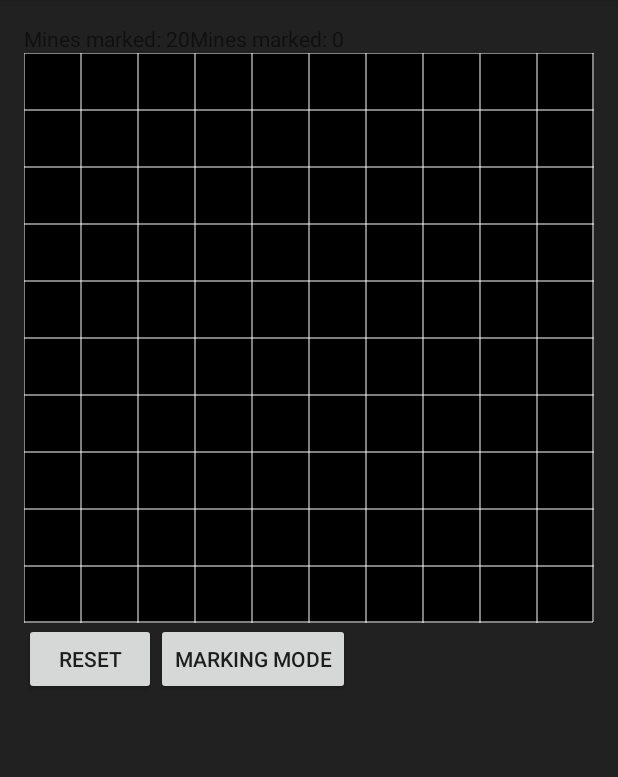
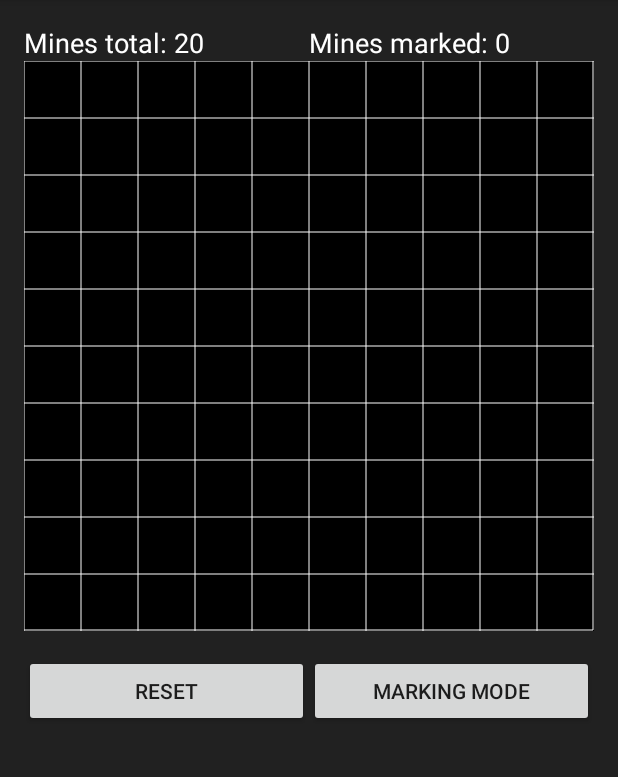
Before and after one commit to isiomaC/android_minesweeper, an Android app: the screen it shows after launch (MainActivity), on a phone screen of 412 x 824 dp, the part 84-861 px from its top. Run offline under Robolectric (Android 15) with nearby library versions, the phone set to English and light mode, and no system bars.

Commit message:
- uncover nearby cells if empty - uncover all mines if failed - textview and button layout style

```diff
--- a/app/src/main/java/eu/hulsch/andreas/minesweeper/MainActivity.java
+++ b/app/src/main/java/eu/hulsch/andreas/minesweeper/MainActivity.java
@@ -20,7 +20,7 @@ public class MainActivity extends AppCompatActivity
     private Button btnReset;
     private Button btnClickMode;
 
-    private MinesweepterCell[][] minesweeperCells;
+    private MinesweeperCell[][] minesweeperCells;
     private ArrayList<Point> mines;
 
     @Override
@@ -36,9 +36,7 @@ public class MainActivity extends AppCompatActivity
     private void initViews()
     {
         this.minesweeperCustomView = (MinesweeperCustomView) findViewById(R.id.minesweepter_custom_view);
-
         this.numberOfMines = (TextView) findViewById(R.id.number_mines);
-
         this.numberOfMinesMarked = (TextView) findViewById(R.id.number_mines_marked);
         this.btnReset = (Button) findViewById(R.id.btn_reset);
         this.btnClickMode = (Button) findViewById(R.id.btn_click_mode);
@@ -78,11 +76,11 @@ public class MainActivity extends AppCompatActivity
         this.minesweeperCustomView.setUncoverMode(!this.minesweeperCustomView.isUncoverMode());
         if(this.minesweeperCustomView.isUncoverMode())
         {
-            this.btnClickMode.setText("Marking Mode");
+            this.btnClickMode.setText(R.string.marking_mode);
         }
         else
         {
-            this.btnClickMode.setText("Uncover Mode");
+            this.btnClickMode.setText(R.string.uncover_mode);
         }
 
     }
@@ -92,17 +90,17 @@ public class MainActivity extends AppCompatActivity
         this.initCells();
         this.minesweeperCustomView.setFailed(false);
         this.minesweeperCustomView.setUncoverMode(true);
-        this.btnClickMode.setText("Marking Mode");
-        String text = getString(R.string.number_mines_marked, 0);
-        this.numberOfMinesMarked.setText(text);
+        this.btnClickMode.setText(R.string.marking_mode);
+       // String text = getString(R.string.number_mines_marked, 0);
+       // this.numberOfMinesMarked.setText(text);
         this.minesweeperCustomView.setMarkedCount(0);
-        String totalMines = getString(R.string.number_mines_marked, this.getTotalNumberOfMines());
+        String totalMines = getString(R.string.total_number_of_mines, this.getTotalNumberOfMines());
         this.numberOfMines.setText(totalMines);
     }
     // init the two dimensional array of minesweepercells
     private void initCells()
     {
-        this.minesweeperCells = new MinesweepterCell[ROWS_COLUMNS][ROWS_COLUMNS];
+        this.minesweeperCells = new MinesweeperCell[ROWS_COLUMNS][ROWS_COLUMNS];
         int k = 0;
         mines = new ArrayList<>();
         while(k < N_MINES)
@@ -122,7 +120,7 @@ public class MainActivity extends AppCompatActivity
         {
             for(int j = 0; j < this.minesweeperCells[i].length; j++)
             {
-                this.minesweeperCells[i][j] = new MinesweepterCell(false, true, getMineCount(i,j), i, j);
+                this.minesweeperCells[i][j] = new MinesweeperCell(false, true, getMineCount(i,j), i, j);
             }
         }
         this.minesweeperCustomView.setArray(this.minesweeperCells);
@@ -141,7 +139,8 @@ public class MainActivity extends AppCompatActivity
             {
                 for(int j = -1; j < 2; j++)
                 {
-                    if(row+i < 0 || row+i > 10 || column+j < 0 || column+j > 10)
+                    if(row+i < 0 || row+i > this.minesweeperCells.length ||
+                            column+j < 0 || column+j > this.minesweeperCells.length)
                     {
                         continue;
                     }
--- a/app/src/main/java/eu/hulsch/andreas/minesweeper/MinesweepterCell.java
+++ b/app/src/main/java/eu/hulsch/andreas/minesweeper/MinesweeperCell.java
@@ -3,7 +3,7 @@ package eu.hulsch.andreas.minesweeper;
 /**
  * Created by murphy on 08.04.2016.
  */
-public class MinesweepterCell
+public class MinesweeperCell
 {
     private boolean covered;
     private boolean marked;
@@ -13,7 +13,7 @@ public class MinesweepterCell
     private int column;
 
 
-    public MinesweepterCell(boolean marked, boolean covered, int mineCount, int row, int column)
+    public MinesweeperCell(boolean marked, boolean covered, int mineCount, int row, int column)
     {
         this.marked = marked;
         this.covered = covered;
--- a/app/src/main/res/layout/activity_main.xml
+++ b/app/src/main/res/layout/activity_main.xml
@@ -3,13 +3,13 @@
     xmlns:tools="http://schemas.android.com/tools"
     android:layout_width="match_parent"
     android:layout_height="match_parent"
+    android:background="@color/background_grey"
+    android:orientation="vertical"
     android:paddingBottom="@dimen/activity_vertical_margin"
     android:paddingLeft="@dimen/activity_horizontal_margin"
     android:paddingRight="@dimen/activity_horizontal_margin"
     android:paddingTop="@dimen/activity_vertical_margin"
-    android:orientation="vertical"
-    tools:context="eu.hulsch.andreas.minesweeper.MainActivity"
-    android:background="@color/background_grey">
+    tools:context="eu.hulsch.andreas.minesweeper.MainActivity">
 
     <LinearLayout
         android:layout_width="match_parent"
@@ -17,14 +17,20 @@
         android:orientation="horizontal">
 
         <TextView
-        android:layout_width="wrap_content"
+            android:id="@+id/number_mines"
+            android:layout_width="0dp"
             android:layout_height="wrap_content"
-        android:id="@+id/number_mines"/>
+            android:layout_weight="1"
+            android:textColor="@android:color/white"
+            android:textSize="@dimen/textview_text_size"/>
 
         <TextView
-        android:layout_width="wrap_content"
+            android:id="@+id/number_mines_marked"
+            android:layout_width="0dp"
             android:layout_height="wrap_content"
-        android:id="@+id/number_mines_marked" />
+            android:layout_weight="1"
+            android:textColor="@android:color/white"
+            android:textSize="@dimen/textview_text_size"/>
 
     </LinearLayout>
 
@@ -33,23 +39,27 @@
         android:id="@+id/minesweepter_custom_view"
         android:layout_width="match_parent"
         android:layout_height="wrap_content"
-            android:padding="0dp"/>
+        android:padding="0dp" />
 
     <LinearLayout
         android:layout_width="match_parent"
         android:layout_height="wrap_content"
-        android:orientation="horizontal">
+        android:orientation="horizontal"
+        android:layout_marginTop="@dimen/activity_vertical_margin">
 
         <Button
-            android:layout_width="wrap_content"
+            android:id="@+id/btn_reset"
+            android:layout_width="0dp"
             android:layout_height="wrap_content"
             android:text="@string/btn_reset_string"
-            android:id="@+id/btn_reset" />
+            android:layout_weight="1"/>
 
         <Button
-            android:layout_width="wrap_content"
+            android:id="@+id/btn_click_mode"
+            android:layout_width="0dp"
             android:layout_height="wrap_content"
-            android:id="@+id/btn_click_mode" />
+            android:text="@string/marking_mode"
+            android:layout_weight="1"/>
 
     </LinearLayout>
 </LinearLayout>
--- a/app/src/main/res/values/dimens.xml
+++ b/app/src/main/res/values/dimens.xml
@@ -3,4 +3,5 @@
     <dimen name="activity_horizontal_margin">16dp</dimen>
     <dimen name="activity_vertical_margin">16dp</dimen>
     <dimen name="cell_text_size">24dp</dimen>
+    <dimen name="textview_text_size">18dp</dimen>
 </resources>
--- a/app/src/main/res/values/strings.xml
+++ b/app/src/main/res/values/strings.xml
@@ -1,6 +1,8 @@
 <resources>
     <string name="app_name">Minesweeper</string>
     <string name="number_mines_marked">Mines marked: %1$d</string>
-    <string name="total_number_of_mines">Mines: %1$d</string>
+    <string name="total_number_of_mines">Mines total: %1$d</string>
     <string name="btn_reset_string">Reset</string>
+    <string name="marking_mode">Marking Mode</string>
+    <string name="uncover_mode">Uncover Mode</string>
 </resources>
```
Also changed, not shown: app/src/main/java/eu/hulsch/andreas/minesweeper/MinesweeperCustomView.java (+74 -30 lines). Lines whose indentation alone changed are shown as unchanged.
